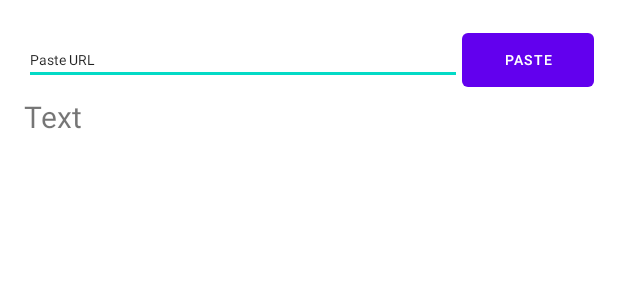
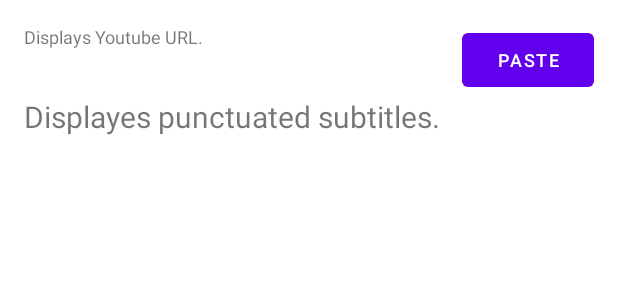
Before and after one commit to vackosar/youtube-reader, an Android app: the layout activity_main.xml on its own in the app's theme, with its tools: preview values and no code run, on a phone screen of 412 x 824 dp. Shown: the top 300 px of the screen. Run offline under Robolectric (Android 15) with nearby library versions, the phone set to English and light mode, and no system bars.

Commit message:
Prefix with Title

```diff
--- a/src/main/java/com/vackosar/ytcapsdowner/CapsDisplayer.java
+++ b/src/main/java/com/vackosar/ytcapsdowner/CapsDisplayer.java
@@ -45,7 +45,10 @@ public class CapsDisplayer extends AsyncTask<String, Void, Void> {
     }
 
     private String join(String title, String text) {
-        return title.toUpperCase() + "\n\n" + text;
+        return
+                title + "\n" +
+                "\n" +
+                text;
     }
 
     private boolean punctuated(String text) {
--- a/src/main/res/layout/activity_main.xml
+++ b/src/main/res/layout/activity_main.xml
@@ -15,38 +15,41 @@
         android:layout_height="wrap_content"
         android:orientation="horizontal"
         android:weightSum="1">
-        <EditText
-            android:id="@+id/url"
-            android:layout_width="wrap_content"
+        <HorizontalScrollView
+            android:id="@+id/url_scroll_view"
+            android:layout_width="fill_parent"
             android:layout_height="wrap_content"
             android:layout_weight="1"
-            android:text="Paste URL"
-            android:textSize="9dp" />
+            android:scrollbars="horizontal"
+            android:fillViewport="true">
+            <TextView
+                android:id="@+id/url"
+                android:layout_width="fill_parent"
+                android:layout_height="wrap_content"
+                android:text="@string/url_view_info"
+                android:textSize="12sp"
+                android:maxLines="1" />
+        </HorizontalScrollView>
         <Button
             android:id="@+id/pasteButton"
             android:layout_width="wrap_content"
             android:layout_height="wrap_content"
             android:layout_weight="0"
-            android:text="Paste"
-            android:textSize="9dp"
-            />
+            android:text="@string/paste_button_text"
+            android:textSize="12sp" />
     </LinearLayout>
-
-
     <ScrollView
         android:id="@+id/SCROLLER_ID"
         android:layout_width="fill_parent"
         android:layout_height="fill_parent"
         android:scrollbars="vertical"
         android:fillViewport="true">
-
         <TextView
             android:id="@+id/captionTextView"
             android:layout_width="fill_parent"
             android:layout_height="fill_parent"
             android:scrollbars = "vertical"
-            android:text="Text"
-            android:textSize="20dp"
-            />
+            android:text="Displayes punctuated subtitles."
+            android:textSize="20dp" />
     </ScrollView>
 </LinearLayout>
--- a/src/main/res/values/strings.xml
+++ b/src/main/res/values/strings.xml
@@ -1,4 +1,6 @@
 <resources>
     <string name="app_name">Youtube Reader</string>
     <string name="share">Share</string>
+    <string name="url_view_info">Displays Youtube URL.</string>
+    <string name="paste_button_text">Paste</string>
 </resources>
```
Also changed, not shown: src/main/java/com/vackosar/ytcapsdowner/MainActivity.java (+11 -10 lines).
